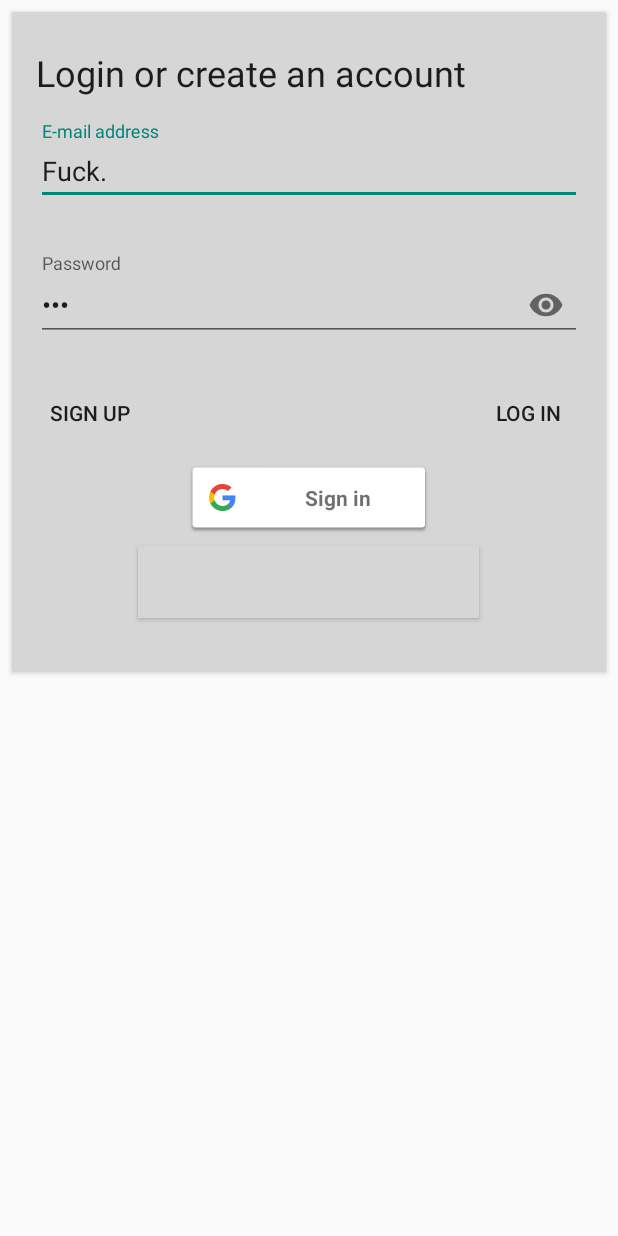
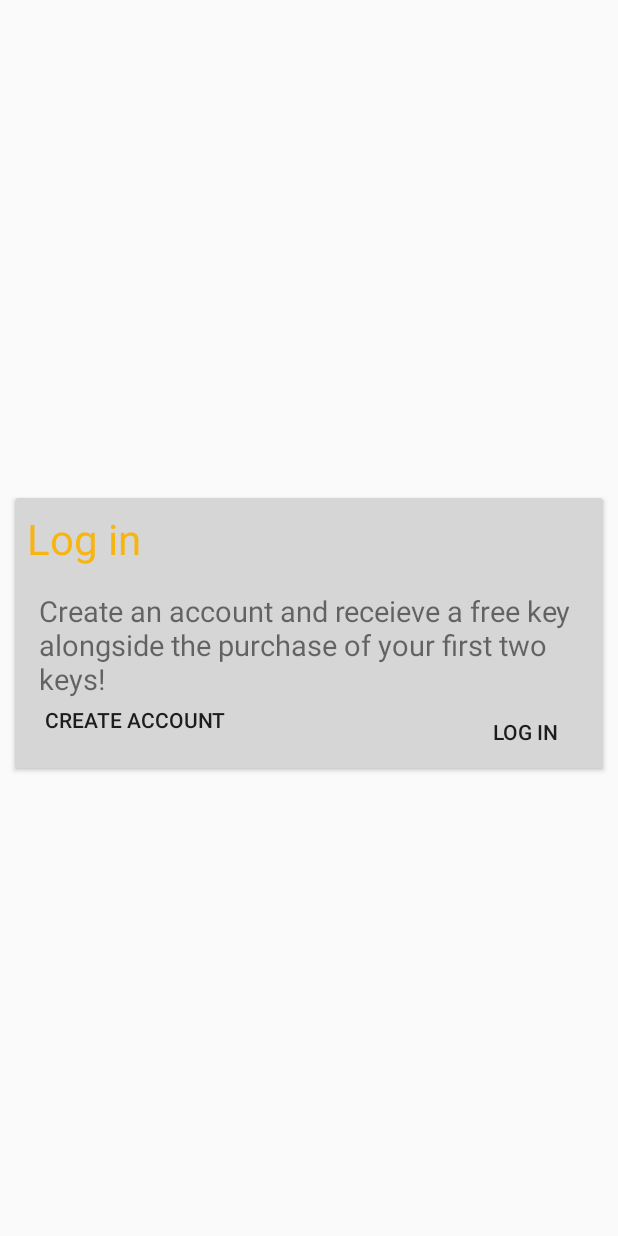
Before and after one commit to apMadden/NewUITest2, an Android app: the layout card_login.xml on its own in the app's theme, with its tools: preview values and no code run, on a phone screen of 412 x 824 dp. Run offline under Robolectric (Android 15) with nearby library versions, the phone set to English and light mode, and no system bars; grey boxes are pictures that could not be loaded.

Commit message:
Some stuff

```diff
--- a/app/src/main/res/layout/card_key_group.xml
+++ b/app/src/main/res/layout/card_key_group.xml
@@ -90,6 +90,7 @@
                 style="@style/KeyGroupDropdownCardItem"
                 android:layout_width="match_parent"
                 android:layout_height="wrap_content"
+                app:cardElevation="6dp"
                 android:visibility="gone"
                 app:cardBackgroundColor="@color/material_teal_700">
 
--- a/app/src/main/res/layout/card_login.xml
+++ b/app/src/main/res/layout/card_login.xml
@@ -7,7 +7,69 @@
             name="data"
             type="me.key.android2.keychain.viewmodels.LoginCardViewModel"/>
     </data>
+    <android.support.v7.widget.CardView
+        android:layout_gravity="center"
+        android:layout_width="match_parent"
+        android:layout_height="180dp"
+        android:layout_marginTop="@dimen/small_margin"
+        android:layout_marginLeft="@dimen/small_margin"
+        android:layout_marginRight="@dimen/small_margin"
+        android:elevation="2dp"
+        android:clickable="true"
+        app:cardBackgroundColor="@color/material_yellow_900"
+        app:cardCornerRadius="2dp">
+        <RelativeLayout
+            android:layout_height="match_parent"
+            android:layout_width="match_parent"
+            android:orientation="vertical">
+            <LinearLayout
+                android:layout_width="match_parent"
+                android:layout_height="wrap_content"
+                android:layout_alignParentTop="true"
+                android:layout_margin="8dp"
+                android:layout_marginTop="8dp"
+                android:layout_marginLeft="8dp"
+                android:layout_marginRight="8dp"
+                android:orientation="vertical">
+                <TextView
+                    android:textSize="28dp"
+                    android:textColor="@color/mcgpalette0_500"
+                    android:text="Log in"
+                    android:layout_marginBottom="8dp"
+                    android:layout_width="match_parent"
+                    android:layout_height="wrap_content"/>
+                <TextView
+                    android:text="Create an account and receieve a free key alongside the purchase of your first two keys!"
+                    android:textSize="19sp"
+                    android:layout_margin="8dp"
+                    android:layout_width="match_parent"
+                    android:layout_height="wrap_content"/>
+            </LinearLayout>
+            <Button
+                android:id="@+id/button_create_account"
+                style="?android:attr/borderlessButtonStyle"
+                android:layout_width="wrap_content"
+                android:layout_height="wrap_content"
+                android:layout_margin="8dp"
+                android:layout_alignParentBottom="true"
+                android:layout_alignParentStart="true"
+                android:onClick="cardCreateAccountClick"
+                android:text="CREATE ACCOUNT"/>
 
+            <Button
+                android:id="@+id/button_login"
+                android:layout_width="wrap_content"
+                android:layout_height="36dp"
+                android:layout_margin="8dp"
+                android:layout_alignParentBottom="true"
+                android:layout_alignParentEnd="true"
+                android:onClick="cardLogInClick"
+                android:text="LOG IN"
+                style="?android:attr/borderlessButtonStyle"/>
+        </RelativeLayout>
+    </android.support.v7.widget.CardView>
+
+    <!--
     <android.support.v7.widget.CardView
         android:id="@+id/cv_keychain_login"
         style="@style/KeySingleCardItem"
@@ -56,7 +118,7 @@
                         android:imeOptions="actionNext"
                         android:inputType="textEmailAddress"
                         android:nextFocusDown="@+id/et_login_password"
-                        android:text="Fuck." />
+                        android:text="@={data.emailAddress}" />
                 </android.support.design.widget.TextInputLayout>
 
                 <android.support.design.widget.TextInputLayout
@@ -74,7 +136,7 @@
                         android:layout_height="wrap_content"
                         android:imeOptions="actionGo"
                         android:inputType="textPassword"
-                        android:text="You" />
+                        android:text="@={data.password}" />
                 </android.support.design.widget.TextInputLayout>
 
                 <FrameLayout
@@ -116,5 +178,5 @@
                     android:layout_gravity="center" />
             </LinearLayout>
         </FrameLayout>
-    </android.support.v7.widget.CardView>
+    </android.support.v7.widget.CardView>-->
 </layout>
```
Also changed, not shown: app/build.gradle (+6 -5 lines), app/src/main/java/me/key/android2/keychain/KeyChainRecyclerAdapter.java (+7 -3 lines), app/src/main/java/me/key/android2/keychain/viewmodels/ScanANewKeyViewModel.java (added, +29 -0 lines), app/src/main/res/layout/card_scan_a_new_key.xml (added, +50 -0 lines), app/src/main/res/drawable/scan.png (added), 1 other file.
